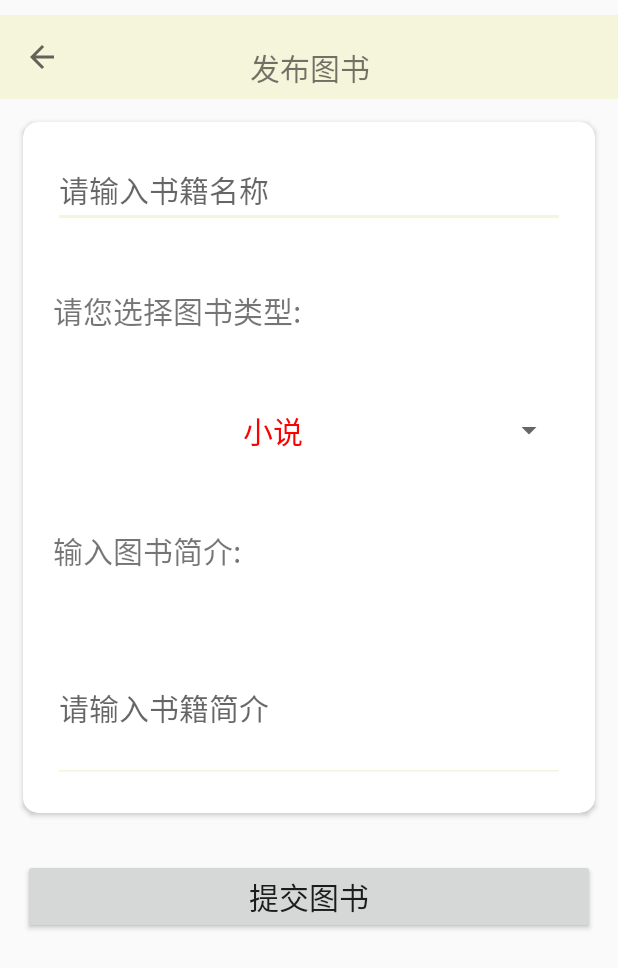
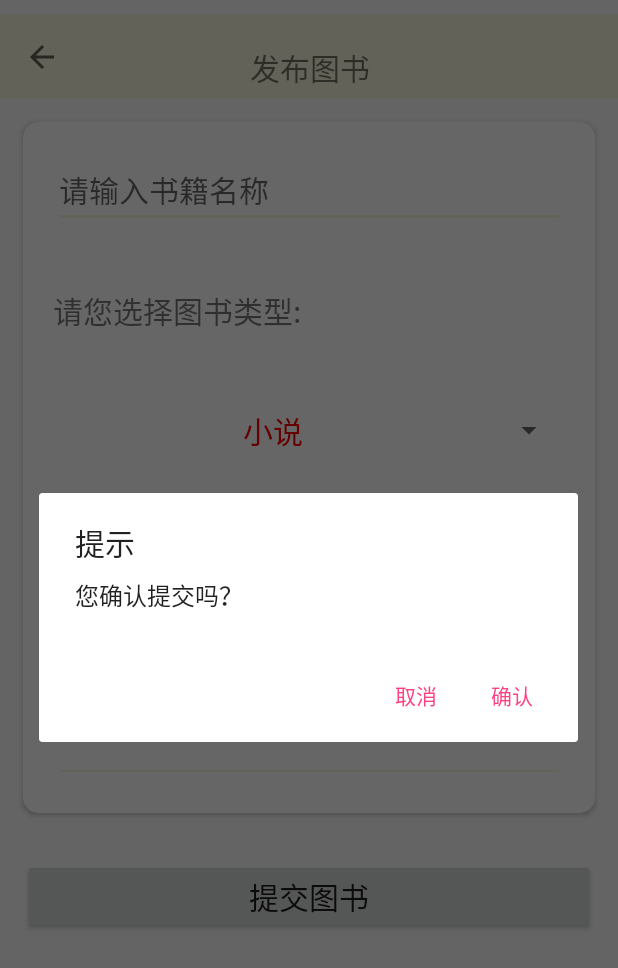
Before and after one commit to Sorrowa/SecondHand, an Android app: the PublishBookActivity screen opened directly, with no data from a screen before it, after a tap on "提交图书", on a phone screen of 412 x 824 dp. Shown: the top 968 px of the screen. Run offline under Robolectric (Android 15) with nearby library versions, the phone set to English and light mode, and no system bars.

Commit message:
添加了图书上传确认框

```diff
--- a/app/src/main/java/com/example/zhangzihao/secondhand/zzh/View/PublishBookActivity.java
+++ b/app/src/main/java/com/example/zhangzihao/secondhand/zzh/View/PublishBookActivity.java
@@ -1,5 +1,7 @@
 package com.example.zhangzihao.secondhand.zzh.View;
 
+import android.content.DialogInterface;
+import android.support.v7.app.AlertDialog;
 import android.support.v7.app.AppCompatActivity;
 import android.os.Bundle;
 import android.support.v7.widget.Toolbar;
@@ -66,11 +68,34 @@ public class PublishBookActivity extends BaseActivity
         send.setOnClickListener(new View.OnClickListener() {
             @Override
             public void onClick(View v) {
+
+                showPublishDialog();
+            }
+        });
+    }
+
+    /**
+     * 显示一个提示框
+     * 确认是否上传
+     */
+    private void showPublishDialog() {
+        AlertDialog.Builder builder=new AlertDialog.Builder(this);
+        builder.setTitle("提示");
+        builder.setMessage("您确认提交吗？");
+        builder.setCancelable(false);
+        builder.setPositiveButton("确认", new DialogInterface.OnClickListener() {
+            @Override
+            public void onClick(DialogInterface dialog, int which) {
                 String bookName=name.getText().toString();
                 String bookIntroduction=introduction.getText().toString();
                 presenter.publishBook(bookName,bookType,bookIntroduction,getCurrentUser());
             }
         });
+        builder.setNegativeButton("取消", new DialogInterface.OnClickListener() {
+            @Override
+            public void onClick(DialogInterface dialog, int which) {}
+        });
+        builder.show();
     }
 
     /**
--- a/app/src/main/res/layout/activity_my_book.xml
+++ b/app/src/main/res/layout/activity_my_book.xml
@@ -37,7 +37,7 @@
                     <TextView
                         android:layout_width="match_parent"
                         android:layout_height="match_parent"
-                        android:paddingTop="20dp"
+                        android:paddingTop="10dp"
                         android:text="我的图书"
                         android:textSize="20sp"
                         android:gravity="center_horizontal"
```
